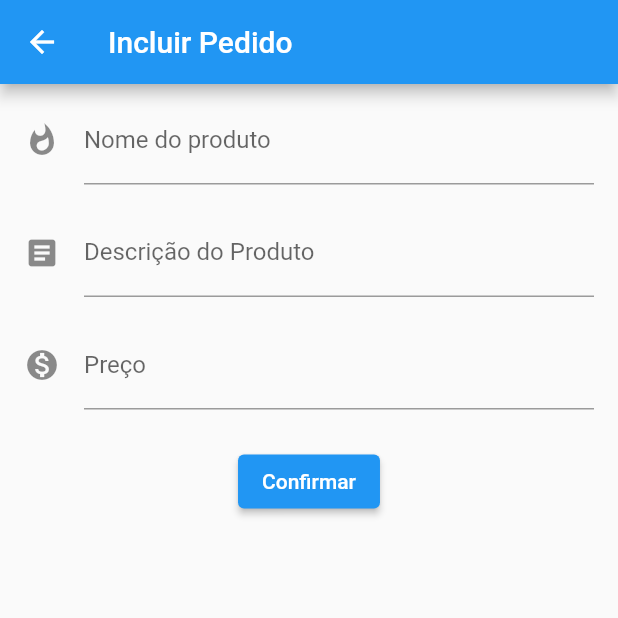
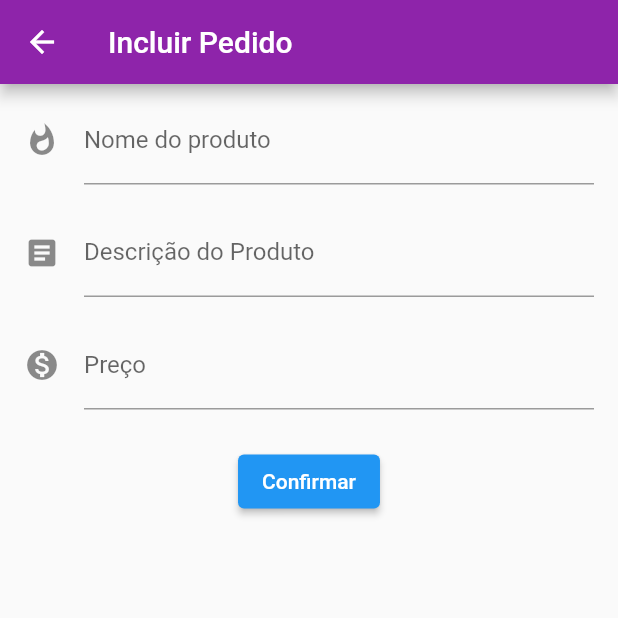
Before and after one commit to gabgmont/MenuApp, a Flutter app: the screen it shows after launch, after a tap on the "add" icon, on a phone screen of 412 x 824 dp, the top half of it. Run offline on Flutter 3.47's test engine with Material 2 defaults, Android fonts, the phone set to English and light mode, and no system bars.

Commit message:
Theme change

```diff
--- a/lib/main.dart
+++ b/lib/main.dart
@@ -5,20 +5,37 @@ void main() => runApp(MenuApp());
 class MenuApp extends StatelessWidget {
   @override
   Widget build(BuildContext context) {
-    return MaterialApp(home: MenuWidget());
+    return MaterialApp(
+      home: MenuWidget(),
+      theme: ThemeData(
+        primaryColor: Colors.purple[600],
+        accentColor: Colors.amberAccent[700],
+        buttonTheme: ButtonThemeData(
+          buttonColor: Colors.amberAccent[700],
+          textTheme: ButtonTextTheme.primary,
+        ),
+      ),
+    );
   }
 }
 
-class AddProductWidget extends StatelessWidget {
+class AddProductWidget extends StatefulWidget {
+  @override
+  AddProductWidgetState createState() => AddProductWidgetState();
+}
+
+class AddProductWidgetState extends State<AddProductWidget> {
   final TextEditingController _orderNameController = TextEditingController();
-  final TextEditingController _orderDescriptionController = TextEditingController();
+  final TextEditingController _orderDescriptionController =
+      TextEditingController();
   final TextEditingController _orderValueController = TextEditingController();
 
   @override
   Widget build(BuildContext context) {
     return Scaffold(
         appBar: AppBar(title: Text('Incluir Pedido')),
-        body: Column(
+        body: SingleChildScrollView(
+          child: Column(
             children: [
               TextEditor(
                 orderName: "Nome do produto",
@@ -48,6 +65,7 @@ class AddProductWidget extends StatelessWidget {
                     child: Text('Confirmar')),
               ),
             ],
+          ),
         ));
   }
 
@@ -107,7 +125,6 @@ class MenuWidget extends StatefulWidget {
 }
 
 class MenuWidgetState extends State<MenuWidget> {
-
   @override
   Widget build(BuildContext context) {
     debugPrint('LISTA DE ITENS NO MENU ${widget._menuList}');
@@ -131,7 +148,9 @@ class MenuWidgetState extends State<MenuWidget> {
           future.then((createMenuItem) {
             debugPrint('Retornando item do Menu');
             debugPrint('$createMenuItem');
+            if (createMenuItem != null) {
               setState(() => widget._menuList.add(createMenuItem));
+            }
             debugPrint('LISTA DE ITENS ${widget._menuList}');
           });
         },
```
Lines whose indentation alone changed are shown as unchanged.
